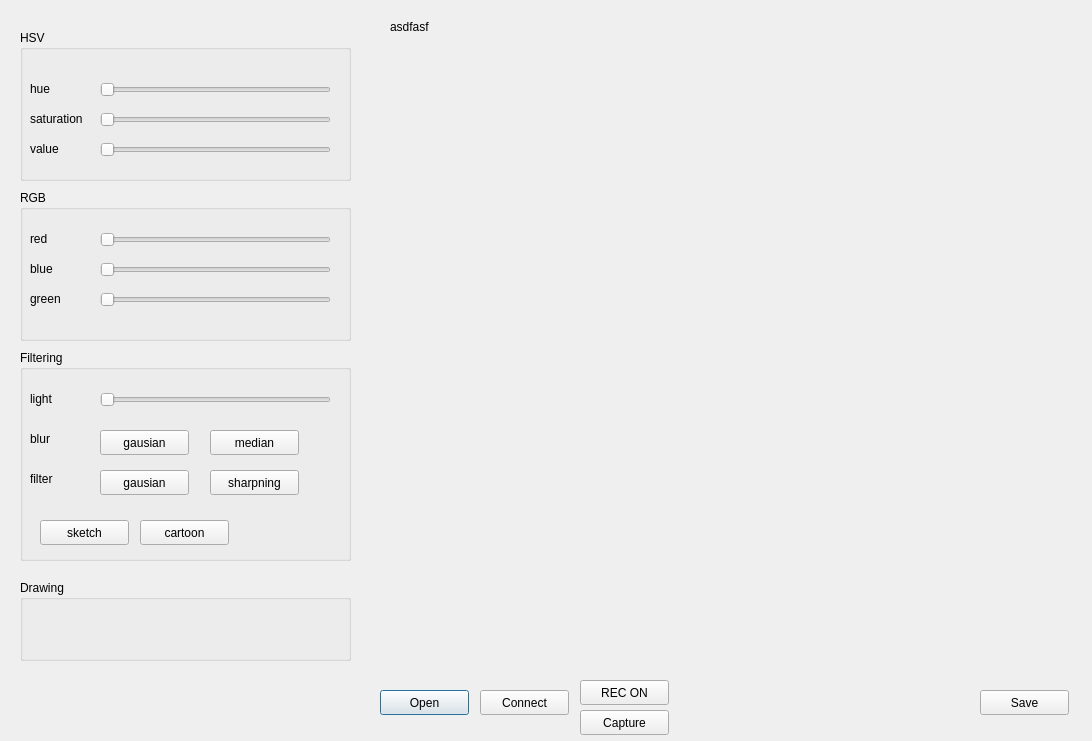
First picture: the form in camera_app.ui, repository Wildcatts/cameraApp_with_pyqt, before the edit.
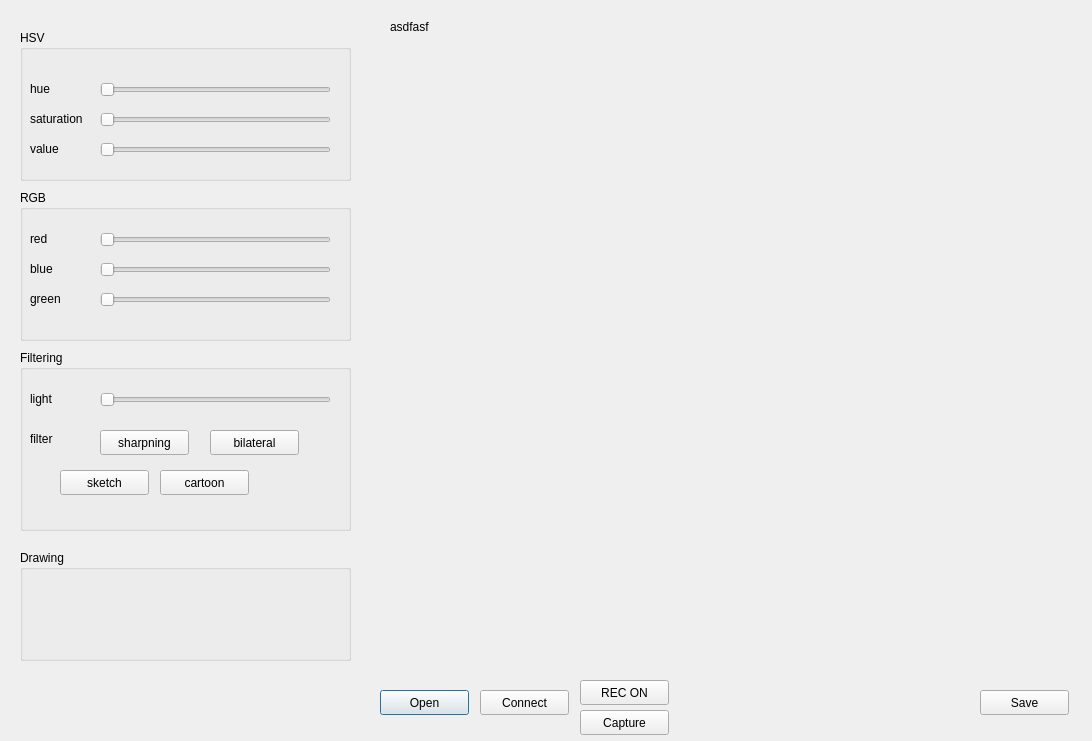
Second picture: the form after the edit.

Commit message: not working filter

```diff
--- a/camera_app.ui
+++ b/camera_app.ui
@@ -256,7 +256,7 @@
      <x>20</x>
      <y>350</y>
      <width>331</width>
-     <height>211</height>
+     <height>181</height>
     </rect>
    </property>
    <property name="title">
@@ -288,24 +288,11 @@
      <string>light</string>
     </property>
    </widget>
-   <widget class="QPushButton" name="gausian_blur_btn">
-    <property name="geometry">
-     <rect>
-      <x>80</x>
-      <y>80</y>
-      <width>89</width>
-      <height>25</height>
-     </rect>
-    </property>
-    <property name="text">
-     <string>gausian</string>
-    </property>
-   </widget>
    <widget class="QPushButton" name="cartoon_btn">
     <property name="geometry">
      <rect>
-      <x>120</x>
-      <y>170</y>
+      <x>140</x>
+      <y>120</y>
       <width>89</width>
       <height>25</height>
      </rect>
@@ -317,8 +304,8 @@
    <widget class="QPushButton" name="sketch_btn">
     <property name="geometry">
      <rect>
-      <x>20</x>
-      <y>170</y>
+      <x>40</x>
+      <y>120</y>
       <width>89</width>
       <height>25</height>
      </rect>
@@ -327,37 +314,11 @@
      <string>sketch</string>
     </property>
    </widget>
-   <widget class="QLabel" name="blur">
-    <property name="geometry">
-     <rect>
-      <x>10</x>
-      <y>80</y>
-      <width>61</width>
-      <height>17</height>
-     </rect>
-    </property>
-    <property name="text">
-     <string>blur</string>
-    </property>
-   </widget>
-   <widget class="QPushButton" name="median_blur_btn">
-    <property name="geometry">
-     <rect>
-      <x>190</x>
-      <y>80</y>
-      <width>89</width>
-      <height>25</height>
-     </rect>
-    </property>
-    <property name="text">
-     <string>median</string>
-    </property>
-   </widget>
    <widget class="QLabel" name="filter">
     <property name="geometry">
      <rect>
       <x>10</x>
-      <y>120</y>
+      <y>80</y>
       <width>61</width>
       <height>17</height>
      </rect>
@@ -370,20 +331,7 @@
     <property name="geometry">
      <rect>
       <x>80</x>
-      <y>120</y>
-      <width>89</width>
-      <height>25</height>
-     </rect>
-    </property>
-    <property name="text">
-     <string>gausian</string>
-    </property>
-   </widget>
-   <widget class="QPushButton" name="sharpning_filter_btn">
-    <property name="geometry">
-     <rect>
-      <x>190</x>
-      <y>120</y>
+      <y>80</y>
       <width>89</width>
       <height>25</height>
      </rect>
@@ -392,14 +340,27 @@
      <string>sharpning</string>
     </property>
    </widget>
+   <widget class="QPushButton" name="bilateral_btn">
+    <property name="geometry">
+     <rect>
+      <x>190</x>
+      <y>80</y>
+      <width>89</width>
+      <height>25</height>
+     </rect>
+    </property>
+    <property name="text">
+     <string>bilateral</string>
+    </property>
+   </widget>
   </widget>
   <widget class="QGroupBox" name="Drawing">
    <property name="geometry">
     <rect>
      <x>20</x>
-     <y>580</y>
+     <y>550</y>
      <width>331</width>
-     <height>81</height>
+     <height>111</height>
     </rect>
    </property>
    <property name="title">
```
Left out of the diff: 2 changed lines with no effect on the pictures. The commit also changes 1 other file.
